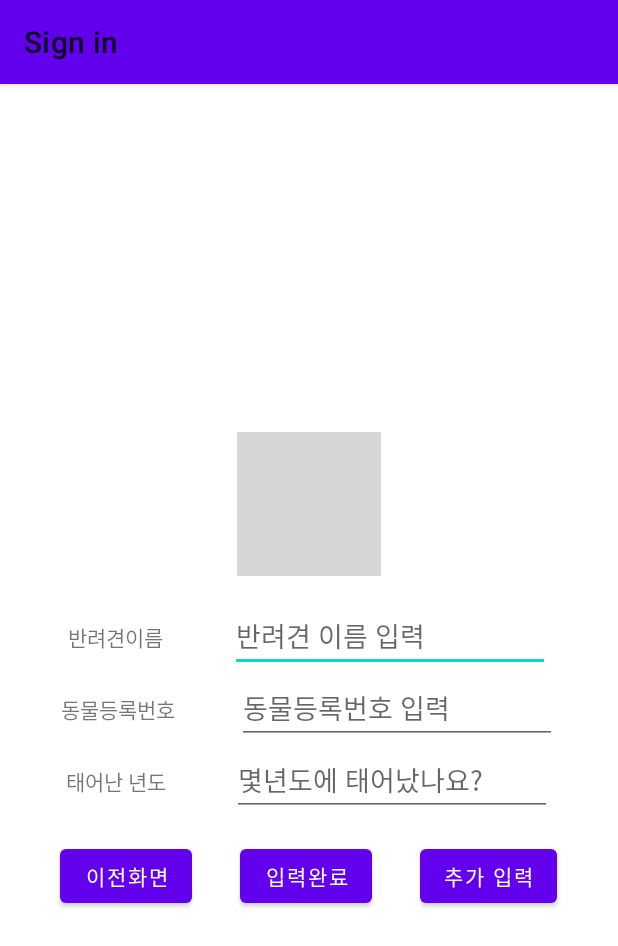
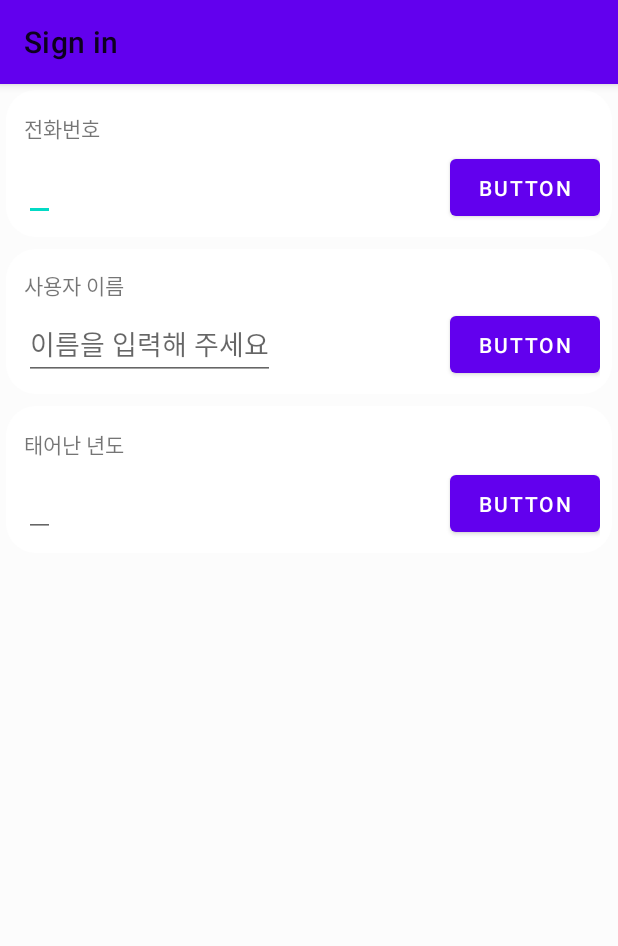
Before and after one commit to prography/6th-team3-android, an Android app: the screen it shows after launch (LoginRegisterActivity), on a phone screen of 412 x 824 dp. Shown: the top 946 px of the screen. Run offline under Robolectric (Android 15) with nearby library versions, the light colour scheme and no system bars; grey boxes are pictures that could not be loaded.

Commit message:
Make reusable layout for input field

```diff
--- a/PetHotel/app/src/main/java/com/prography/pethotel/ui/LoginRegisterActivity.kt
+++ b/PetHotel/app/src/main/java/com/prography/pethotel/ui/LoginRegisterActivity.kt
@@ -2,16 +2,24 @@ package com.prography.pethotel.ui
 
 import androidx.appcompat.app.AppCompatActivity
 import android.os.Bundle
+import android.view.inputmethod.EditorInfo
 import com.prography.pethotel.R
-import com.prography.pethotel.models.PetInfo
-import kotlinx.android.synthetic.main.register_pet_info_detail_fragment.*
+import kotlinx.android.synthetic.main.input_field_layout_with_button.view.*
+import kotlinx.android.synthetic.main.testing_input_field_layout.*
 
 class LoginRegisterActivity : AppCompatActivity() {
 
     override fun onCreate(savedInstanceState: Bundle?) {
         super.onCreate(savedInstanceState)
-        setContentView(R.layout.register_pet_info_detail_fragment)
+        setContentView(R.layout.testing_input_field_layout)
 
+
+        input_box_name.title_field.text = "사용자 이름"
+        input_box_phone_number.title_field.text = "전화번호"
+        input_box_year.title_field.text = "태어난 년도"
+
+        input_box_name.edit_text_field.inputType = EditorInfo.TYPE_TEXT_VARIATION_PERSON_NAME
+        input_box_name.edit_text_field.hint = "이름을 입력해 주세요"
 
     }
 
--- /dev/null
+++ b/PetHotel/app/src/main/res/drawable/white_round_corner_rect.xml
@@ -0,0 +1,12 @@
+<?xml version="1.0" encoding="utf-8"?>
+<shape xmlns:android="http://schemas.android.com/apk/res/android"
+    android:shape="rectangle"
+    >
+
+    <solid android:color="@android:color/white"
+        />
+
+    <corners android:radius="20dp"
+        />
+
+</shape>
--- /dev/null
+++ b/PetHotel/app/src/main/res/layout/input_field_layout_with_button.xml
@@ -0,0 +1,39 @@
+<?xml version="1.0" encoding="utf-8"?>
+<androidx.constraintlayout.widget.ConstraintLayout xmlns:android="http://schemas.android.com/apk/res/android"
+    xmlns:app="http://schemas.android.com/apk/res-auto"
+    xmlns:tools="http://schemas.android.com/tools"
+    android:layout_width="match_parent"
+    android:layout_height="wrap_content"
+    android:layout_margin="@dimen/margin_0_5x"
+    android:background="@drawable/white_round_corner_rect"
+    android:padding="@dimen/default_padding_8dp">
+
+    <TextView
+        android:id="@+id/title_field"
+        android:layout_width="wrap_content"
+        android:layout_height="wrap_content"
+        android:text="TextView"
+        android:layout_margin="@dimen/margin_0_5x"
+        app:layout_constraintBottom_toTopOf="@+id/edit_text_field"
+        app:layout_constraintStart_toStartOf="parent"
+        app:layout_constraintTop_toTopOf="parent" />
+
+    <Button
+        android:id="@+id/button_field"
+        android:layout_width="@dimen/btn_default_width"
+        android:layout_height="@dimen/btn_default_height"
+        android:text="Button"
+        app:layout_constraintBottom_toBottomOf="@+id/edit_text_field"
+        app:layout_constraintEnd_toEndOf="parent"
+        app:layout_constraintTop_toTopOf="@+id/edit_text_field" />
+
+    <EditText
+        android:id="@+id/edit_text_field"
+        android:layout_width="wrap_content"
+        android:layout_height="wrap_content"
+        tools:text="Edit Text Box"
+        app:layout_constraintBottom_toBottomOf="parent"
+        app:layout_constraintStart_toStartOf="@+id/title_field"
+        app:layout_constraintTop_toBottomOf="@+id/title_field" />
+
+</androidx.constraintlayout.widget.ConstraintLayout>
--- /dev/null
+++ b/PetHotel/app/src/main/res/layout/testing_input_field_layout.xml
@@ -0,0 +1,21 @@
+<?xml version="1.0" encoding="utf-8"?>
+<LinearLayout
+    xmlns:android="http://schemas.android.com/apk/res/android"
+    android:layout_width="match_parent"
+    android:layout_height="match_parent"
+    android:background="@color/defaultBackgroundColor"
+    android:orientation="vertical">
+
+    <include
+        android:id="@+id/input_box_phone_number"
+        layout="@layout/input_field_layout_with_button"/>
+
+    <include
+        android:id="@+id/input_box_name"
+        layout="@layout/input_field_layout_with_button"/>
+
+    <include
+        android:id="@+id/input_box_year"
+        layout="@layout/input_field_layout_with_button"/>
+
+</LinearLayout>
--- a/PetHotel/app/src/main/res/values/colors.xml
+++ b/PetHotel/app/src/main/res/values/colors.xml
@@ -3,4 +3,7 @@
     <color name="colorPrimary">#6200EE</color>
     <color name="colorPrimaryDark">#3700B3</color>
     <color name="colorAccent">#03DAC5</color>
+
+    <color name="defaultBackgroundColor">#03000000</color>
+
 </resources>
--- a/PetHotel/app/src/main/res/values/dimens.xml
+++ b/PetHotel/app/src/main/res/values/dimens.xml
@@ -9,4 +9,9 @@
     <dimen name="text_size_medium">24sp</dimen>
     <dimen name="padding_small_4dp">4dp</dimen>
     <dimen name="number_input_edittext_width">100dp</dimen>
-    </resources>
+    <dimen name="btn_default_height">50dp</dimen>
+    <dimen name="btn_default_width">100dp</dimen>
+    <dimen name="default_padding_8dp">8dp</dimen>
+    <dimen name="padding_medium_24dp">24dp</dimen>
+    <dimen name="margin_0_5x">4dp</dimen>
+</resources>
--- a/PetHotel/app/src/main/res/values/strings.xml
+++ b/PetHotel/app/src/main/res/values/strings.xml
@@ -24,4 +24,5 @@
     <string name="register_enter_username_title">이름/닉네임</string>
     <string name="how_many_dogs_question">몇 마리의 반려견을 기르고 계신가요?</string>
     <string name="login_screen_welcome_message">마이펫밀리에 오신 것을 환영합니다!</string>
+    <string name="register_auth_phone">인증하기</string>
 </resources>
```
Also changed, not shown: PetHotel/app/src/main/res/layout/input_field_layout.xml (added, +29 -0 lines), PetHotel/app/src/main/res/layout/register_auth_phone_fragment.xml (added, +59 -0 lines), PetHotel/app/src/main/res/layout/register_user_info_fragment.xml (+1 -21 lines), PetHotel/app/src/main/res/layout/register_user_info_new_fragment.xml (added, +84 -0 lines).
